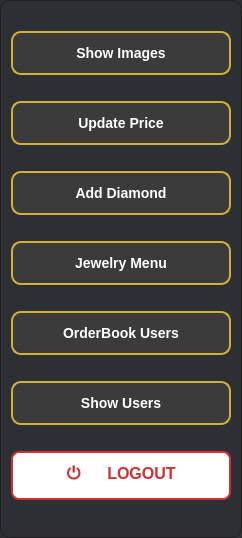
Before: the Qt Designer form adminmenubuttons.ui in MegaMineDSS/LuxeMine, drawn with Qt 5.
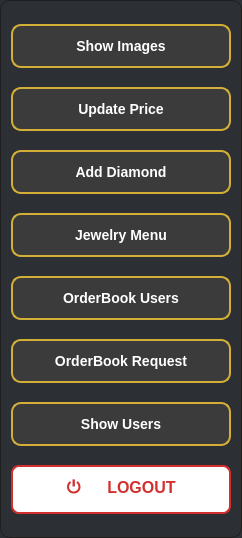
After: the same form once the commit is applied. Icons and pictures are not drawn.

What changed in the file:
```diff
--- a/adminmenubuttons.ui
+++ b/adminmenubuttons.ui
@@ -534,6 +534,105 @@
      </property>
     </widget>
    </item>
+   <item>
+    <widget class="QPushButton" name="orderBookRequestPushButton">
+     <property name="styleSheet">
+      <string notr="true">/* General Button Styling */
+QPushButton {
+    background-color: #3b3b3b;  /* Dark background */
+    color: white;
+    font-size: 14px;
+    font-weight: bold;
+    border: 2px solid #d4af37;  /* Gold border */
+    border-radius: 10px;
+    padding: 12px 20px;
+    min-width: 100px;  /* Minimum width for consistency */
+    text-align: center;  /* Align text to the left for icons */
+    transition: all 0.3s ease;  /* Smooth transition */
+}
+
+/* Hover Effect */
+QPushButton:hover {
+    background-color: #f0a500;  /* Lighter gold on hover */
+    color: black;  /* Darker text on hover */
+    border-color: #ffcc00;  /* Brighter gold border */
+    box-shadow: 0 4px 12px rgba(0, 0, 0, 0.2);  /* Slight shadow on hover */
+}
+
+/* Pressed Effect */
+QPushButton:pressed {
+    background-color: #b57d2a;  /* Darker gold when pressed */
+    box-shadow: inset 0 2px 4px rgba(0, 0, 0, 0.4);  /* Inset shadow when pressed */
+}
+
+/* Specific Buttons with Icons */
+QPushButton#showImage {
+    background-image: url(:/icons/show_image.png);  /* Replace with actual image path */
+    background-repeat: no-repeat;
+    background-position: left center;
+    padding-left: 50px;  /* Padding for the icon */
+}
+QPushButton#addNewImage {
+    background-image: url(:/icons/add_new_image.png);  /* Image for Add New Image */
+    background-repeat: no-repeat;
+    background-position: left center;
+    padding-left: 50px;
+}
+QPushButton#updatePrice {
+    background-image: url(:/icons/update_price.png);  /* Image for Update Price */
+    background-repeat: no-repeat;
+    background-position: left center;
+    padding-left: 50px;
+}
+QPushButton#addDiamond {
+    background-image: url(:/icons/add_diamond.png);  /* Image for Add Diamond */
+    background-repeat: no-repeat;
+    background-position: left center;
+    padding-left: 50px;
+}
+QPushButton#showAdmin {
+    background-image: url(:/icons/show_admin.png);  /* Image for Show Admin */
+    background-repeat: no-repeat;
+    background-position: left center;
+    padding-left: 50px;
+}
+QPushButton#shareBackup {
+    background-image: url(:/icons/share_backup.png);  /* Image for Share Backup */
+    background-repeat: no-repeat;
+    background-position: left center;
+    padding-left: 50px;
+}
+QPushButton#logout {
+    background-image: url(:/icons/logout.png);  /* Image for Logout */
+    background-repeat: no-repeat;
+    background-position: left center;
+    padding-left: 50px;
+}
+QPushButton#goldButton {
+    background-image: url(:/icons/gold.png);  /* Image for Gold */
+    background-repeat: no-repeat;
+    background-position: left center;
+    padding-left: 50px;
+}
+QPushButton#diamondButton {
+    background-image: url(:/icons/diamond.png);  /* Image for Diamond */
+    background-repeat: no-repeat;
+    background-position: left center;
+    padding-left: 50px;
+}
+QPushButton#updateButton {
+    background-image: url(:/icons/update.png);  /* Image for Update */
+    background-repeat: no-repeat;
+    background-position: left center;
+    padding-left: 50px;
+}
+</string>
+     </property>
+     <property name="text">
+      <string>OrderBook Request</string>
+     </property>
+    </widget>
+   </item>
    <item>
     <widget class="QPushButton" name="show_users">
      <property name="font">
```
